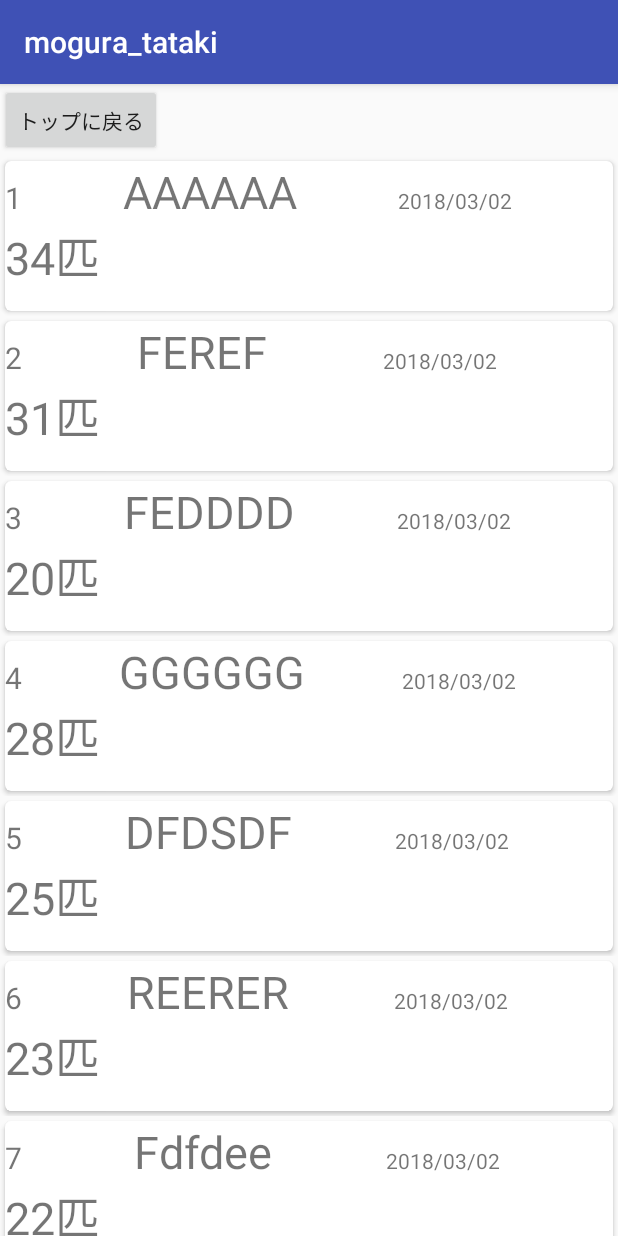
After one commit to hirorock1103/MoguraTataki, an Android app: the RankingActivity screen opened directly, with no data from a screen before it, on a phone screen of 412 x 824 dp. The commit adds this screen. Run offline under Robolectric (Android 15) with nearby library versions, the phone set to English and light mode, and no system bars.

Commit message:
ランキングページ追加

```diff
--- a/app/build.gradle
+++ b/app/build.gradle
@@ -26,4 +26,5 @@ dependencies {
     testImplementation 'junit:junit:4.12'
     androidTestImplementation 'com.android.support.test:runner:1.0.1'
     androidTestImplementation 'com.android.support.test.espresso:espresso-core:3.0.1'
+    implementation 'com.android.support:cardview-v7:26.1.0'
 }
--- a/app/src/main/AndroidManifest.xml
+++ b/app/src/main/AndroidManifest.xml
@@ -23,6 +23,7 @@
                 <category android:name="android.intent.category.LAUNCHER" />
             </intent-filter>
         </activity>
+        <activity android:name=".RankingActivity"></activity>
     </application>
 
 </manifest>
--- a/app/src/main/java/com/design_phantom/mogura_tataki/GameActivity.java
+++ b/app/src/main/java/com/design_phantom/mogura_tataki/GameActivity.java
@@ -19,7 +19,4 @@ public class GameActivity extends AppCompatActivity {
     }
 
 
-
-
-
 }
--- a/app/src/main/java/com/design_phantom/mogura_tataki/MySurfaceView2.java
+++ b/app/src/main/java/com/design_phantom/mogura_tataki/MySurfaceView2.java
@@ -9,6 +9,7 @@ import android.graphics.Paint;
 import android.graphics.RectF;
 import android.media.AudioManager;
 import android.media.SoundPool;
+import android.os.Handler;
 import android.util.Log;
 import android.view.MotionEvent;
 import android.view.SurfaceHolder;
@@ -28,6 +29,7 @@ import java.util.Random;
 public class MySurfaceView2 extends SurfaceView implements SurfaceHolder.Callback, Runnable, View.OnTouchListener {
 
     private final static int MOLENUMBER = 10;
+    private final static int GAMEMILLITIME = 10000;
     private SurfaceHolder holder;
     private Thread thread;
     private ArrayList<Mole> moleList;
@@ -36,6 +38,7 @@ public class MySurfaceView2 extends SurfaceView implements SurfaceHolder.Callbac
     private int attackSoundId;
     private int shoutSoundId;
     private int hitMoleCount = 0;
+    private int fontStartSize = 600;
 
 
     public MySurfaceView2(Context context) {
@@ -142,6 +145,7 @@ public class MySurfaceView2 extends SurfaceView implements SurfaceHolder.Callbac
         thread = new Thread(this);
         thread.start();
 
+
     }
 
     @Override
@@ -167,17 +171,23 @@ public class MySurfaceView2 extends SurfaceView implements SurfaceHolder.Callbac
         paint_hide.setColor(Color.WHITE);
         paint_hide.setStyle(Paint.Style.FILL);
 
+        int i = GAMEMILLITIME;
         while(thread != null){
 
             Canvas canvas = holder.lockCanvas();
 
             //キャンバス背景色
             canvas.drawColor(Color.WHITE);
+            paint.setTextSize(100);
+            canvas.drawText("Hit : " , 10.0f, 80.0f, paint);
+
+            fontStartSize = (fontStartSize-40) > 100 ? fontStartSize-40 : 100;
+            paint.setTextSize(fontStartSize);
+            canvas.drawText(String.valueOf(hitMoleCount), 250.0f, 80.0f, paint);
+
+
 
             for(Mole mole : moleList){
-
-                paint.setTextSize(100);
-                canvas.drawText("Hit : " + hitMoleCount, 30.0f, 80.0f, paint);
 
                 //穴用
                 RectF rect = new RectF(
@@ -228,6 +238,8 @@ public class MySurfaceView2 extends SurfaceView implements SurfaceHolder.Callbac
                     mole.shout(soundPool, shoutSoundId);
                     //もぐらたたいたカウントを保存
                     hitMoleCount++;
+                    //
+                    fontStartSize = 600;
                 }
             }
 
--- /dev/null
+++ b/app/src/main/java/com/design_phantom/mogura_tataki/RankingActivity.java
@@ -0,0 +1,177 @@
+package com.design_phantom.mogura_tataki;
+
+import android.content.Intent;
+import android.support.v7.app.AppCompatActivity;
+import android.os.Bundle;
+import android.support.v7.widget.LinearLayoutManager;
+import android.support.v7.widget.RecyclerView;
+import android.view.LayoutInflater;
+import android.view.View;
+import android.view.ViewGroup;
+import android.widget.Button;
+import android.widget.TextView;
+import android.widget.Toast;
+
+import java.lang.reflect.Array;
+import java.util.ArrayList;
+
+public class RankingActivity extends AppCompatActivity {
+
+    @Override
+    protected void onCreate(Bundle savedInstanceState) {
+        super.onCreate(savedInstanceState);
+        setContentView(R.layout.activity_ranking);
+
+        final Button button_back_to_top = findViewById(R.id.button_back_to_top);
+        button_back_to_top.setOnClickListener(new View.OnClickListener() {
+            @Override
+            public void onClick(View view) {
+                Intent intent = new Intent(RankingActivity.this, TopActivity.class);
+                startActivity(intent);
+            }
+        });
+
+        //web上からランキング情報を取得する
+
+        ArrayList<RankingCard> list = new ArrayList<>();
+
+        for(int i = 0; i < MyData.ranking.length; i++){
+            list.add(new RankingCard(
+                    MyData.ranking[i],
+                    MyData.score[i],
+                    MyData.name[i],
+                    "2018/03/02"
+            ));
+        }
+
+        RecyclerView recyclerView = (RecyclerView)findViewById(R.id.my_recycler_view);
+        recyclerView.setHasFixedSize(true);
+        LinearLayoutManager llManager = new LinearLayoutManager(this);
+        llManager.setOrientation(LinearLayoutManager.VERTICAL);
+        recyclerView.setLayoutManager(llManager);
+        recyclerView.setAdapter(new MyAdapter(list));
+
+    }
+
+    public static class MyData{
+
+        public static Integer[] ranking = {
+                1,2,3,4,5,6,7,8,9,10,11
+        };
+        public static Integer[] score = {
+                34,31,20,28,25,23,22,18,17,10,9
+        };
+        public static String[] name = {
+                "AAAAAA", "FEREF","FEDDDD","GGGGGG","DFDSDF","REERER","Fdfdee","FFFFFF","Lkd","EDD","FFFFFF",
+        };
+
+    }
+
+
+    private class MyAdapter extends RecyclerView.Adapter<MyViewHolder>{
+
+        ArrayList<RankingCard> list;
+
+        MyAdapter(ArrayList<RankingCard> list){
+            this.list = list;
+        }
+
+        @Override
+        public MyViewHolder onCreateViewHolder(ViewGroup parent, int viewType) {
+
+            View v = LayoutInflater.from(parent.getContext()).inflate(R.layout.ranking_card, parent, false);
+
+            return new MyViewHolder(v);
+
+        }
+
+        @Override
+        public void onBindViewHolder(MyViewHolder holder, int position) {
+
+            holder.name.setText(list.get(position).getName().toString());
+            holder.rank.setText(String.valueOf(list.get(position).getRank()));
+            holder.regDate.setText(list.get(position).getRegDate().toString());
+            holder.score.setText(String.valueOf(list.get(position).getScore()) + "匹");
+
+        }
+
+        @Override
+        public int getItemCount() {
+            return list.size();
+        }
+    }
+
+
+
+    private class MyViewHolder extends RecyclerView.ViewHolder{
+
+        View base;
+        TextView rank;
+        TextView name;
+        TextView score;
+        TextView regDate;
+
+        public MyViewHolder(View itemView) {
+            super(itemView);
+
+            rank = itemView.findViewById(R.id.my_rank);
+            name = itemView.findViewById(R.id.my_rank_name);
+            score = itemView.findViewById(R.id.my_rank_score);
+            regDate = itemView.findViewById(R.id.my_rank_date);
+
+        }
+    }
+
+    private class RankingCard {
+
+        private int rank;
+        private int score;
+        private String name;
+        private String regDate;
+
+        RankingCard(int rank, int score,  String name, String regDate){
+            this.rank = rank;
+            this.score = score;
+            this.name = name;
+            this.regDate = regDate;
+        }
+
+        public int getScore() {
+            return score;
+        }
+
+        public void setScore(int score) {
+            this.score = score;
+        }
+
+        public int getRank() {
+            return rank;
+        }
+
+        public void setRank(int rank) {
+            this.rank = rank;
+        }
+
+        public String getName() {
+            return name;
+        }
+
+        public void setName(String name) {
+            this.name = name;
+        }
+
+        public String getRegDate() {
+            return regDate;
+        }
+
+        public void setRegDate(String regDate) {
+            this.regDate = regDate;
+        }
+    }
+
+
+
+
+
+
+}
--- a/app/src/main/java/com/design_phantom/mogura_tataki/TopActivity.java
+++ b/app/src/main/java/com/design_phantom/mogura_tataki/TopActivity.java
@@ -24,5 +24,14 @@ public class TopActivity extends AppCompatActivity {
             }
         });
 
+        final Button buttonRanking = this.findViewById(R.id.buttonRanking);
+        buttonRanking.setOnClickListener(new View.OnClickListener() {
+            @Override
+            public void onClick(View view) {
+                Intent intent = new Intent(TopActivity.this, RankingActivity.class);
+                startActivity(intent);
+            }
+        });
+
     }
 }
--- /dev/null
+++ b/app/src/main/res/layout/activity_ranking.xml
@@ -0,0 +1,28 @@
+<?xml version="1.0" encoding="utf-8"?>
+<android.support.constraint.ConstraintLayout xmlns:android="http://schemas.android.com/apk/res/android"
+    xmlns:app="http://schemas.android.com/apk/res-auto"
+    xmlns:tools="http://schemas.android.com/tools"
+    android:layout_width="match_parent"
+    android:layout_height="match_parent"
+    tools:context="com.design_phantom.mogura_tataki.RankingActivity">
+
+    <LinearLayout android:layout_width="match_parent"
+        android:layout_height="match_parent"
+        android:orientation="vertical">
+
+        <Button
+            android:id="@+id/button_back_to_top"
+            android:layout_width="wrap_content"
+            android:layout_height="wrap_content"
+            android:text="トップに戻る" />
+
+        <android.support.v7.widget.RecyclerView
+            android:id="@+id/my_recycler_view"
+            android:layout_width="match_parent"
+            android:layout_height="match_parent" />
+
+    </LinearLayout>
+
+
+
+</android.support.constraint.ConstraintLayout>
--- /dev/null
+++ b/app/src/main/res/layout/ranking_card.xml
@@ -0,0 +1,75 @@
+<?xml version="1.0" encoding="utf-8"?>
+<LinearLayout xmlns:android="http://schemas.android.com/apk/res/android"
+    android:orientation="vertical" android:layout_width="match_parent"
+    android:layout_height="wrap_content">
+
+
+    <android.support.v7.widget.CardView
+        xmlns:card_view="http://schemas.android.com/apk/res-auto"
+        android:id="@+id/card_view"
+        android:layout_gravity="center"
+        android:layout_margin="3dp"
+        android:layout_width="match_parent"
+        android:layout_height="100dp"
+        card_view:cardCornerRadius="4dp">
+
+        <LinearLayout
+            android:orientation="vertical"
+            android:layout_width="match_parent"
+            android:layout_height="match_parent">
+
+
+            <LinearLayout
+                android:orientation="horizontal"
+                android:layout_width="match_parent"
+                android:layout_height="wrap_content">
+
+
+                <TextView
+                    android:id="@+id/my_rank"
+                    android:layout_width="wrap_content"
+                    android:layout_height="wrap_content"
+                    android:layout_weight="1"
+                    android:textSize="20sp"
+                    android:text="1位" />
+
+                <TextView
+                    android:id="@+id/my_rank_name"
+                    android:layout_width="wrap_content"
+                    android:layout_height="wrap_content"
+                    android:layout_weight="1"
+                    android:textSize="30sp"
+                    android:text="AAAAAAA" />
+
+                <TextView
+                    android:id="@+id/my_rank_date"
+                    android:layout_width="wrap_content"
+                    android:layout_height="wrap_content"
+                    android:layout_weight="1"
+                    android:text="2018/06/08" />
+            </LinearLayout>
+
+            <LinearLayout
+                android:orientation="horizontal"
+                android:gravity="center"
+                android:layout_width="match_parent"
+                android:layout_height="wrap_content">
+
+                <TextView
+                    android:id="@+id/my_rank_score"
+                    android:layout_width="wrap_content"
+                    android:layout_height="wrap_content"
+                    android:layout_weight="1"
+                    android:textSize="30sp"
+                    android:text="32匹" />
+
+            </LinearLayout>
+
+
+        </LinearLayout>
+
+    </android.support.v7.widget.CardView>
+
+
+
+</LinearLayout>
```
